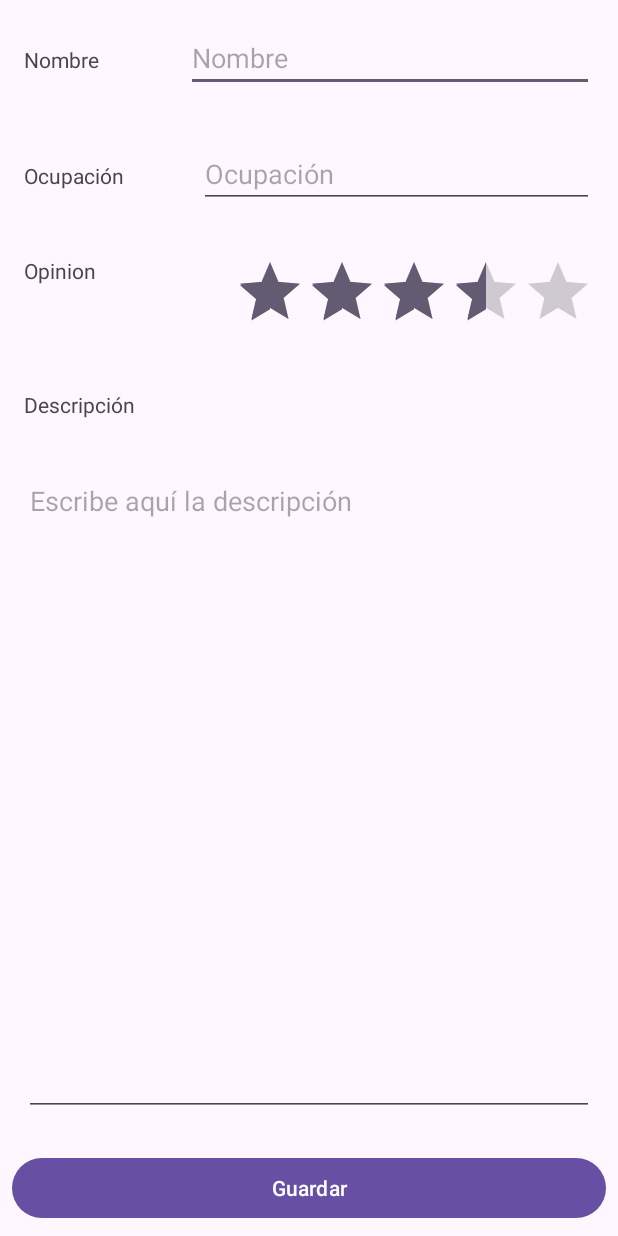
After one commit to DAMM-Multimedia-26-27/AplicacionLista26-27, an Android app: the EditarActivity screen opened directly, with no data from a screen before it, on a phone screen of 412 x 824 dp. The commit adds this screen. Run offline under Robolectric (Android 15) with nearby library versions, the phone set to English and light mode, and no system bars.

Commit message:
El push de editar

```diff
--- a/app/src/main/AndroidManifest.xml
+++ b/app/src/main/AndroidManifest.xml
@@ -29,6 +29,10 @@
             android:name=".ListaActivity"
             android:exported="false"
             android:windowSoftInputMode="adjustResize" />
+        <activity
+            android:name=".EditarActivity"
+            android:exported="false"
+            android:windowSoftInputMode="adjustResize" />
     </application>
 
 </manifest>
--- /dev/null
+++ b/app/src/main/java/com/example/aplicacionlista/EditarActivity.kt
@@ -0,0 +1,50 @@
+package com.example.aplicacionlista
+
+import android.os.Bundle
+import android.text.Editable
+import android.widget.Button
+import android.widget.EditText
+import android.widget.RatingBar
+import androidx.activity.enableEdgeToEdge
+import androidx.appcompat.app.AppCompatActivity
+import androidx.core.view.ViewCompat
+import androidx.core.view.WindowInsetsCompat
+import com.example.aplicacionlista.datos.RepositorioSingleton
+
+class EditarActivity : AppCompatActivity() {
+    override fun onCreate(savedInstanceState: Bundle?) {
+        super.onCreate(savedInstanceState)
+        enableEdgeToEdge()
+        setContentView(R.layout.activity_editar)
+        ViewCompat.setOnApplyWindowInsetsListener(findViewById(R.id.main)) { v, insets ->
+            val systemBars = insets.getInsets(WindowInsetsCompat.Type.systemBars())
+            v.setPadding(systemBars.left, systemBars.top, systemBars.right, systemBars.bottom)
+            insets
+        }
+
+        val idPersonaje = intent.extras?.getInt("numero personaje")
+
+        if (idPersonaje != null) {
+            val personaje = RepositorioSingleton.instance.listaPersonajes.buscar(idPersonaje)
+            val nom = findViewById<EditText>(R.id.editNombre)
+            nom.setText(personaje.nombre)
+            val ocup = findViewById<EditText>(R.id.editOcupacion)
+            ocup.setText(personaje.ocupacion)
+            val rating = findViewById<RatingBar>(R.id.editRating)
+            rating.rating = personaje.opinion.toFloat()
+            val desc = findViewById<EditText>(R.id.editDescripcion)
+            desc.setText(personaje.descripcion)
+
+            findViewById<Button>(R.id.bGuardar).setOnClickListener {
+                personaje.nombre = nom.text.toString()
+                personaje.ocupacion = ocup.text.toString()
+                personaje.descripcion = desc.text.toString()
+                personaje.opinion = rating.rating.toInt()
+                RepositorioSingleton.instance.listaPersonajes.actualizar(idPersonaje, personaje)
+                finish()
+            }
+        } else {
+
+        }
+    }
+}
--- a/app/src/main/java/com/example/aplicacionlista/ListaActivity.kt
+++ b/app/src/main/java/com/example/aplicacionlista/ListaActivity.kt
@@ -25,4 +25,9 @@ class ListaActivity : AppCompatActivity() {
         val layout = LinearLayoutManager(this)
         recycler.layoutManager = layout
     }
+
+    override fun onResume() {
+        findViewById<RecyclerView>(R.id.lista).adapter?.notifyDataSetChanged()
+        super.onResume()
+    }
 }
--- a/app/src/main/java/com/example/aplicacionlista/datos/RepositorioPersonajes.kt
+++ b/app/src/main/java/com/example/aplicacionlista/datos/RepositorioPersonajes.kt
@@ -25,7 +25,7 @@ interface RepositorioPersonajes {
             Personaje("Elim Garak", "Sastre", Bando.BAJOR)
         )
         nuevoPersonaje(
-            Personaje("Gal Dukat", "Gul de la Unión Cardasiana", Bando.CARDASSIA)
+            Personaje("Gul Dukat", "Gul de la Unión Cardasiana", Bando.CARDASSIA)
         )
         nuevoPersonaje(
             Personaje("Weyoun", "Vorta del Dominio", Bando.DOMINION)
--- a/app/src/main/java/com/example/aplicacionlista/modelo/Personaje.kt
+++ b/app/src/main/java/com/example/aplicacionlista/modelo/Personaje.kt
@@ -1,9 +1,9 @@
 package com.example.aplicacionlista.modelo
 
 data class Personaje(
-    val nombre: String,
-    val ocupacion: String,
-    val bando: Bando,
+    var nombre: String,
+    var ocupacion: String,
+    var bando: Bando,
     var descripcion: String = "",
     var opinion: Int = 0
 ) {
--- /dev/null
+++ b/app/src/main/res/layout/activity_editar.xml
@@ -0,0 +1,106 @@
+<?xml version="1.0" encoding="utf-8"?>
+<LinearLayout xmlns:android="http://schemas.android.com/apk/res/android"
+    xmlns:app="http://schemas.android.com/apk/res-auto"
+    xmlns:tools="http://schemas.android.com/tools"
+    android:id="@+id/main"
+    android:layout_width="match_parent"
+    android:layout_height="match_parent"
+    android:orientation="vertical"
+    tools:context=".EditarActivity">
+
+    <LinearLayout
+        android:layout_width="match_parent"
+        android:layout_height="wrap_content"
+        android:layout_margin="16dp"
+        android:orientation="horizontal">
+
+        <TextView
+            android:id="@+id/textView"
+            android:layout_width="wrap_content"
+            android:layout_height="wrap_content"
+            android:layout_weight="1"
+            android:text="Nombre" />
+
+        <EditText
+            android:id="@+id/editNombre"
+            android:layout_width="wrap_content"
+            android:layout_height="wrap_content"
+            android:layout_weight="1"
+            android:ems="10"
+            android:hint="Nombre"
+            android:inputType="text" />
+
+    </LinearLayout>
+
+    <LinearLayout
+        android:layout_width="match_parent"
+        android:layout_height="wrap_content"
+        android:layout_margin="16dp"
+        android:orientation="horizontal">
+
+        <TextView
+            android:id="@+id/textView2"
+            android:layout_width="wrap_content"
+            android:layout_height="wrap_content"
+            android:layout_weight="1"
+            android:text="Ocupación" />
+
+        <EditText
+            android:id="@+id/editOcupacion"
+            android:layout_width="wrap_content"
+            android:layout_height="wrap_content"
+            android:layout_weight="1"
+            android:ems="10"
+            android:hint="Ocupación"
+            android:inputType="text" />
+    </LinearLayout>
+
+    <LinearLayout
+        android:layout_width="match_parent"
+        android:layout_height="wrap_content"
+        android:layout_margin="16dp"
+        android:orientation="horizontal">
+
+        <TextView
+            android:id="@+id/textView3"
+            android:layout_width="wrap_content"
+            android:layout_height="wrap_content"
+            android:layout_weight="1"
+            android:text="Opinion" />
+
+        <RatingBar
+            android:id="@+id/editRating"
+            android:layout_width="wrap_content"
+            android:layout_height="wrap_content"
+            android:layout_weight="0"
+            android:max="5"
+            android:numStars="5"
+            android:rating="3.5" />
+    </LinearLayout>
+
+    <TextView
+        android:id="@+id/textView4"
+        android:layout_width="wrap_content"
+        android:layout_height="wrap_content"
+        android:layout_margin="16dp"
+        android:layout_weight="0"
+        android:text="Descripción" />
+
+    <EditText
+        android:id="@+id/editDescripcion"
+        android:layout_width="match_parent"
+        android:layout_height="wrap_content"
+        android:layout_margin="16dp"
+        android:layout_weight="1"
+        android:ems="10"
+        android:gravity="start|top"
+        android:hint="Escribe aquí la descripción"
+        android:inputType="textMultiLine" />
+
+    <Button
+        android:id="@+id/bGuardar"
+        android:layout_width="match_parent"
+        android:layout_height="wrap_content"
+        android:layout_margin="8dp"
+        android:text="Guardar" />
+</LinearLayout>
```
Also changed, not shown: app/src/main/java/com/example/aplicacionlista/PersonajeActivity.kt (+33 -1 lines), app/src/main/res/layout/activity_personaje.xml (+14 -1 lines), app/src/main/res/menu/menu_vista_personaje.xml (added, +10 -0 lines).
